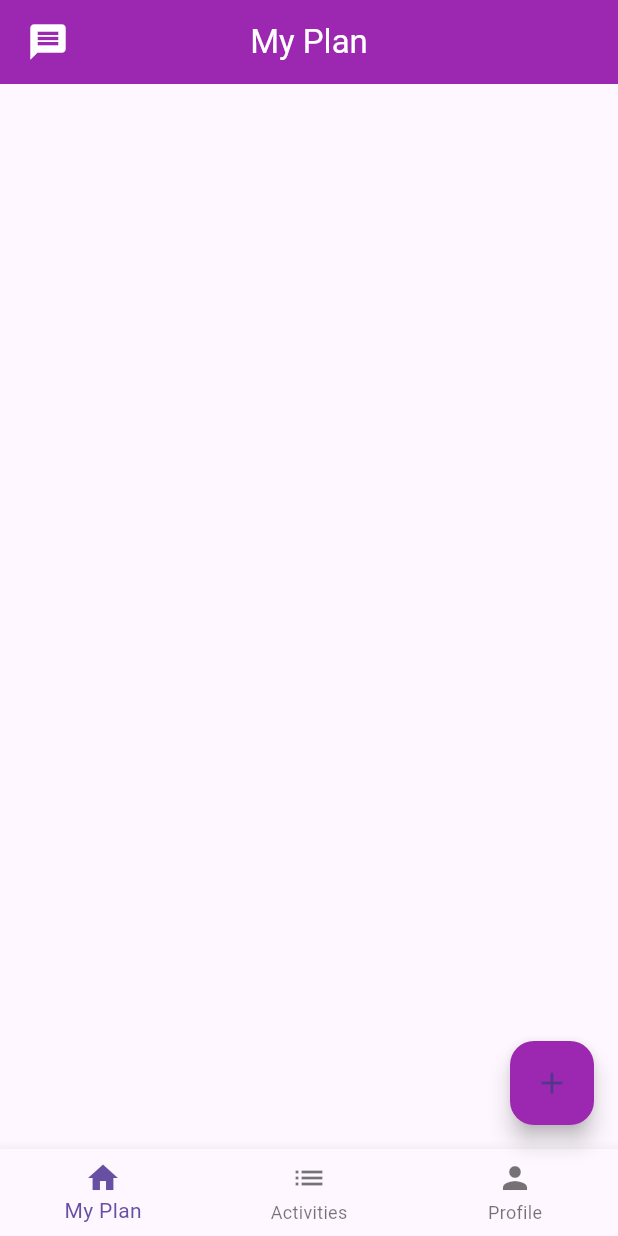
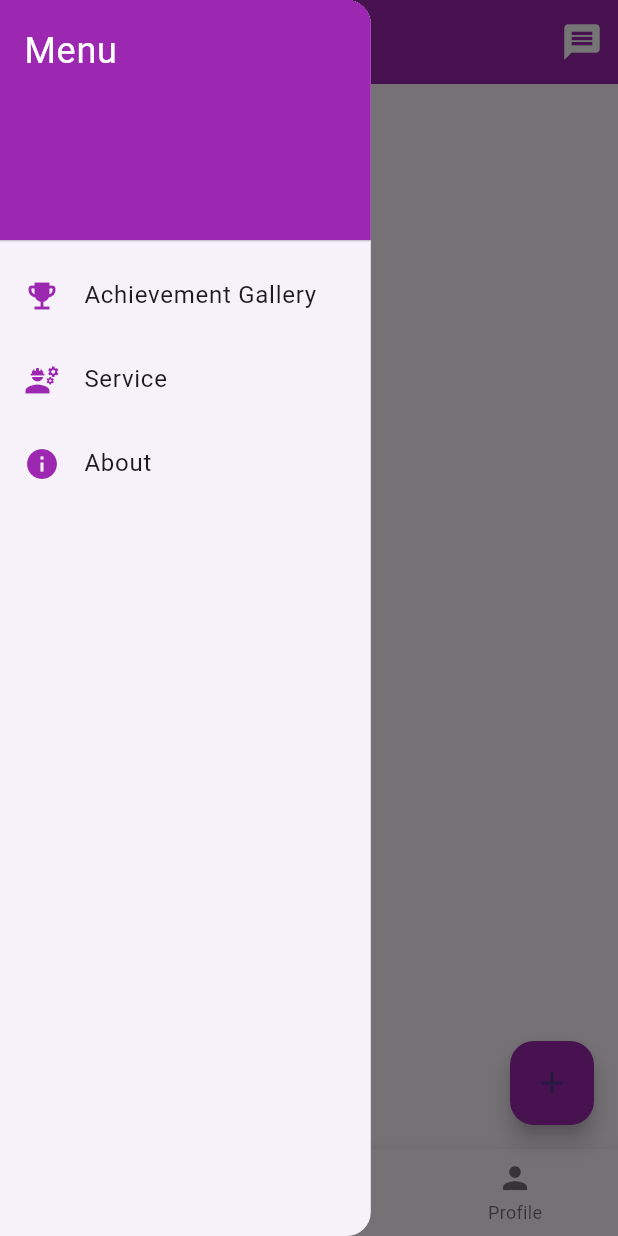
Before and after one commit to Fitness-145/fitness_app, a Flutter app: the MyPlanScreen screen opened directly, with the side drawer open (before the commit the screen has no drawer), on a phone screen of 412 x 824 dp. Run offline on Flutter 3.47's test engine with Material 3 defaults, Android fonts, the phone set to English and light mode, and no system bars; our stand-ins replace cloud_firestore, firebase_auth, firebase_core, firebase_storage, image_picker, shared_preferences; missing offline and left inert: razorpay_flutter; accounts and stored records are empty.

Commit message:
achievement

```diff
--- a/lib/user/screens/myplan.dart
+++ b/lib/user/screens/myplan.dart
@@ -1,12 +1,13 @@
 import 'dart:convert';
+import 'package:fitness_app/user/achievement.dart';
 import 'package:fitness_app/user/screens/gymactivity_screen.dart';
 import 'package:fitness_app/user/screens/profilescreen.dart';
-  // Import UserMessageScreen
 import 'package:fitness_app/user/user_message_screen.dart';
 import 'package:flutter/material.dart';
 import 'package:http/http.dart' as http;
 import 'package:firebase_auth/firebase_auth.dart';
 import 'package:shared_preferences/shared_preferences.dart';
+//import 'achievement_gallery.dart'; // Import the AchievementGallery screen
 
 class MyPlanScreen extends StatefulWidget {
   const MyPlanScreen({super.key});
@@ -28,6 +29,9 @@ class _MyPlanScreenState extends State<MyPlanScreen> {
   final _fitnessGoalController = TextEditingController();
   final _fitnessTypeController = TextEditingController();
   int _currentIndex = 0;
+
+  // Key to control the drawer
+  final GlobalKey<ScaffoldState> _scaffoldKey = GlobalKey<ScaffoldState>();
 
   @override
   void dispose() {
@@ -154,14 +158,27 @@ class _MyPlanScreenState extends State<MyPlanScreen> {
   @override
   Widget build(BuildContext context) {
     return Scaffold(
+      key: _scaffoldKey, // Assign the key to the Scaffold
       appBar: AppBar(
-        leading: Padding(
-          padding: const EdgeInsets.only(left: 8.0), // Added padding to better align the message icon
-          child: IconButton(
+        leading: IconButton(
+          icon: const Icon(Icons.menu, size: 28, color: Colors.white),
+          onPressed: () {
+            _scaffoldKey.currentState?.openDrawer(); // Open the drawer
+          },
+        ),
+        title: const Text(
+          "My Plan",
+          style: TextStyle(color: Colors.white),
+        ),
+        centerTitle: true,
+        backgroundColor: Colors.purple,
+        elevation: 0,
+        actions: [
+          IconButton(
             icon: const Icon(
               Icons.message,
-              size: 28, // Increased the size of the icon
-              color: Colors.white, // Set icon color to white
+              size: 28,
+              color: Colors.white,
             ),
             onPressed: () {
               // Navigate to UserMessageScreen
@@ -171,14 +188,56 @@ class _MyPlanScreenState extends State<MyPlanScreen> {
               );
             },
           ),
+        ],
+      ),
+      drawer: Drawer(
+        width: MediaQuery.of(context).size.width * 0.6, // Half-screen width
+        child: ListView(
+          padding: EdgeInsets.zero,
+          children: [
+            const DrawerHeader(
+              decoration: BoxDecoration(
+                color: Colors.purple,
+              ),
+              child: Text(
+                'Menu',
+                style: TextStyle(
+                  color: Colors.white,
+                  fontSize: 24,
+                ),
+              ),
+            ),
+            ListTile(
+              leading: const Icon(Icons.emoji_events, color: Colors.purple),
+              title: const Text('Achievement Gallery'),
+              onTap: () {
+                Navigator.pop(context); // Close the drawer
+                Navigator.push(
+                  context,
+                  MaterialPageRoute(builder: (context) => AchievementGallery()),
+                );
+              },
+            ),
+            ListTile(
+              leading: const Icon(Icons.engineering, color: Colors.purple),
+              title: const Text('Service'),
+              onTap: () {
+                // Handle Service
+                Navigator.pop(context); // Close the drawer
+                // Add navigation logic here
+              },
+            ),
+            ListTile(
+              leading: const Icon(Icons.info, color: Colors.purple),
+              title: const Text('About'),
+              onTap: () {
+                // Handle About
+                Navigator.pop(context); // Close the drawer
+                // Add navigation logic here
+              },
+            ),
+          ],
         ),
-        title: const Text(
-          "My Plan",
-          style: TextStyle(color: Colors.white), // Set the title text color to white
-        ),
-        centerTitle: true,
-        backgroundColor: Colors.purple,
-        elevation: 0, // Remove elevation for a cleaner look
       ),
       body: isLoading
           ? const Center(child: CircularProgressIndicator(color: Colors.purple))
@@ -239,33 +298,13 @@ class _MyPlanScreenState extends State<MyPlanScreen> {
     if (index == 2) {
       Navigator.push(
         context,
-        MaterialPageRoute(builder: (context) => const ProfileScreen()), // Navigate to ProfileScreen
+        MaterialPageRoute(builder: (context) => const ProfileScreen()),
       );
     } else if (index == 1) {
       Navigator.push(
         context,
-        MaterialPageRoute(builder: (context) => MyActivitiesPage()), // Navigate to MyActivitiesPage
+        MaterialPageRoute(builder: (context) => MyActivitiesPage()),
       );
     }
   }
 }
-
-class ActivitiesScreen extends StatelessWidget {
-  const ActivitiesScreen({super.key});
-
-  @override
-  Widget build(BuildContext context) {
-    return Scaffold(
-      appBar: AppBar(
-        title: const Text('Activities'),
-        backgroundColor: Colors.purple,
-      ),
-      body: const Center(
-        child: Text(
-          'This is the Activities Screen',
-          style: TextStyle(fontSize: 24),
-        ),
-      ),
-    );
-  }
-}
```
Also changed, not shown: lib/user/achievement.dart (added, +61 -0 lines).
